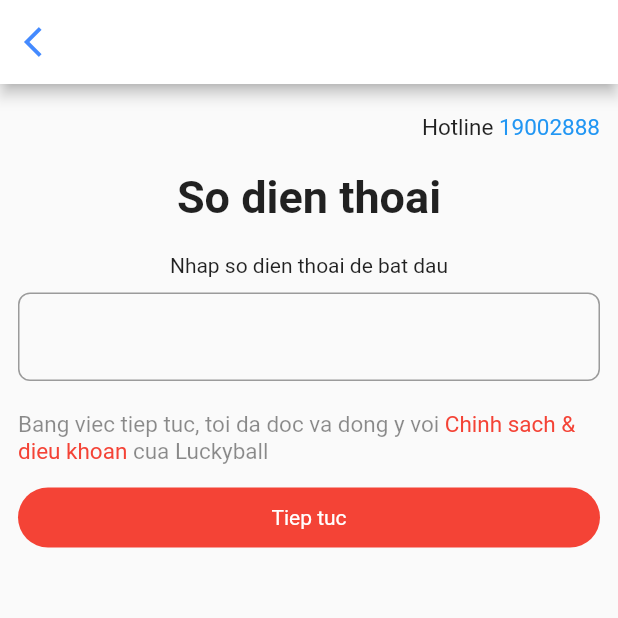
After one commit to rivai5698/flutterhw3, a Flutter app: the screen it shows after launch, after a tap on "Bai tap 1", on a phone screen of 412 x 824 dp, the top half of it. The commit adds this screen. Run offline on Flutter 3.47's test engine with Material 2 defaults, Android fonts, the phone set to English and light mode, and no system bars.

Commit message:
flutter hw3

```diff
--- a/lib/main.dart
+++ b/lib/main.dart
@@ -1,5 +1,6 @@
 import 'package:flutter/material.dart';
 import 'package:flutterhw3/module/edit_info_page.dart';
+import 'package:flutterhw3/module/login_page.dart';
 
 void main() {
   runApp(const MyApp());
@@ -25,92 +26,48 @@ class MyApp extends StatelessWidget {
         // is not restarted.
         primarySwatch: Colors.blue,
       ),
-      home: EditInfoPage(),
+      home: MyPageApp(),
     );
   }
 }
 
-class MyHomePage extends StatefulWidget {
-  const MyHomePage({Key? key, required this.title}) : super(key: key);
-
-  // This widget is the home page of your application. It is stateful, meaning
-  // that it has a State object (defined below) that contains fields that affect
-  // how it looks.
-
-  // This class is the configuration for the state. It holds the values (in this
-  // case the title) provided by the parent (in this case the App widget) and
-  // used by the build method of the State. Fields in a Widget subclass are
-  // always marked "final".
-
-  final String title;
-
-  @override
-  State<MyHomePage> createState() => _MyHomePageState();
-}
-
-class _MyHomePageState extends State<MyHomePage> {
-  int _counter = 0;
-
-  void _incrementCounter() {
-    setState(() {
-      // This call to setState tells the Flutter framework that something has
-      // changed in this State, which causes it to rerun the build method below
-      // so that the display can reflect the updated values. If we changed
-      // _counter without calling setState(), then the build method would not be
-      // called again, and so nothing would appear to happen.
-      _counter++;
-    });
-  }
+class MyPageApp extends StatelessWidget {
+  //const ({Key? key}) : super(key: key);
 
   @override
   Widget build(BuildContext context) {
-    // This method is rerun every time setState is called, for instance as done
-    // by the _incrementCounter method above.
-    //
-    // The Flutter framework has been optimized to make rerunning build methods
-    // fast, so that you can just rebuild anything that needs updating rather
-    // than having to individually change instances of widgets.
     return Scaffold(
-      appBar: AppBar(
-        // Here we take the value from the MyHomePage object that was created by
-        // the App.build method, and use it to set our appbar title.
-        title: Text(widget.title),
+      body: Center(
+      //  child: Expanded(
+      //    flex: 1,
+           child: Row(
+             mainAxisAlignment: MainAxisAlignment.center,
+             children: [
+               ElevatedButton(onPressed: () {
+                 Navigator.push(context,
+                   MaterialPageRoute(builder: (context) => LoginPage()),
+                 );
+               },
+                 child: const Text(
+                   "Bai tap 1",
+                 ),
+               )
+               ,const SizedBox(width: 10,),
+               ElevatedButton(onPressed: () {
+                 Navigator.push(context,
+                   MaterialPageRoute(builder: (context) => EditInfoPage()),
+                 );
+
+               },
+                 child: const Text(
+                   "Bai tap 2",
+                 ),
+               ),
+             ],
+           ),
+
+       // ),
       ),
-      body: Center(
-        // Center is a layout widget. It takes a single child and positions it
-        // in the middle of the parent.
-        child: Column(
-          // Column is also a layout widget. It takes a list of children and
-          // arranges them vertically. By default, it sizes itself to fit its
-          // children horizontally, and tries to be as tall as its parent.
-          //
-          // Invoke "debug painting" (press "p" in the console, choose the
-          // "Toggle Debug Paint" action from the Flutter Inspector in Android
-          // Studio, or the "Toggle Debug Paint" command in Visual Studio Code)
-          // to see the wireframe for each widget.
-          //
-          // Column has various properties to control how it sizes itself and
-          // how it positions its children. Here we use mainAxisAlignment to
-          // center the children vertically; the main axis here is the vertical
-          // axis because Columns are vertical (the cross axis would be
-          // horizontal).
-          mainAxisAlignment: MainAxisAlignment.center,
-          children: <Widget>[
-            const Text(
-              'You have pushed the button this many times:',
-            ),
-            Text(
-              '$_counter',
-              style: Theme.of(context).textTheme.headline4,
-            ),
-          ],
-        ),
-      ),
-      floatingActionButton: FloatingActionButton(
-        onPressed: _incrementCounter,
-        tooltip: 'Increment',
-        child: const Icon(Icons.add),
-      ), // This trailing comma makes auto-formatting nicer for build methods.
     );
   }
 }
--- a/lib/module/edit_info_page.dart
+++ b/lib/module/edit_info_page.dart
@@ -1,4 +1,5 @@
 import 'package:flutter/material.dart';
+import 'package:flutterhw3/main.dart';
 
 class EditInfoPage extends StatelessWidget {
 //  const ({Key? key}) : super(key: key);
@@ -26,7 +27,9 @@ class EditInfoPage extends StatelessWidget {
           ],
           leading: IconButton(
             icon: const Icon(Icons.arrow_back_ios, color: Colors.blueAccent),
-            onPressed: () {},
+            onPressed: () {
+              Navigator.push(context, MaterialPageRoute(builder: (context)=>MyPageApp()));
+            },
           ),
           //elevation: 10,
         ),
--- /dev/null
+++ b/lib/module/login_page.dart
@@ -0,0 +1,101 @@
+import 'package:flutter/material.dart';
+
+import '../main.dart';
+
+class LoginPage extends StatelessWidget {
+  const LoginPage({Key? key}) : super(key: key);
+
+  @override
+  Widget build(BuildContext context) {
+    return Scaffold(
+      body: Container(
+        child: Column(
+          children: [
+            AppBar(
+              backgroundColor: Colors.white,
+              leading: IconButton(
+                icon:
+                    const Icon(Icons.arrow_back_ios, color: Colors.blueAccent),
+                onPressed: () {
+                  Navigator.push(context,
+                      MaterialPageRoute(builder: (context) => MyPageApp()));
+                },
+              ),
+            ),
+            SizedBox(height: 20,),
+            Container(
+              margin: EdgeInsets.fromLTRB(12, 0, 12, 0),
+              child: Row(
+                mainAxisAlignment: MainAxisAlignment.end,
+                children: [
+                  Text(
+                    "Hotline ",
+                    style: TextStyle(fontSize: 15),
+                  ),
+                  Text(
+                    "19002888",
+                    style: TextStyle(color: Colors.blue, fontSize: 15),
+                  ),
+                ],
+              ),
+            ),
+            SizedBox(
+              height: 20,
+            ),
+            Text(
+              "So dien thoai",
+              style: TextStyle(fontSize: 30, fontWeight: FontWeight.bold),
+            ),
+            SizedBox(
+              height: 20,
+            ),
+            Text("Nhap so dien thoai de bat dau"),
+            SizedBox(
+              height: 10,
+            ),
+            Container(
+              margin: EdgeInsets.fromLTRB(12, 0, 12, 0),
+              child: TextField(
+                keyboardType: TextInputType.number,
+                decoration: InputDecoration(
+                    border: OutlineInputBorder(
+                  borderRadius: BorderRadius.circular(8.0),
+                )),
+              ),
+            ),
+            SizedBox(
+              height: 10,
+            ),
+            Container(
+              margin: EdgeInsets.fromLTRB(12, 10, 12, 0),
+              child: RichText(
+                  text: TextSpan(children: const <TextSpan>[
+                TextSpan(
+                    text: "Bang viec tiep tuc, toi da doc va dong y voi ",
+                    style: TextStyle(color: Colors.black45, fontSize: 15)),
+                TextSpan(
+                    text: "Chinh sach & dieu khoan ",
+                    style: TextStyle(color: Colors.red, fontSize: 15)),
+                TextSpan(
+                    text: "cua Luckyball",
+                    style: TextStyle(color: Colors.black45, fontSize: 15)),
+              ])),
+            ),
+            Container(
+              width: double.infinity,
+              margin: EdgeInsets.fromLTRB(12, 15, 12, 10),
+              padding: EdgeInsets.all(12),
+              decoration: BoxDecoration(
+                  borderRadius: BorderRadius.circular(20), color: Colors.red),
+              child: Text(
+                "Tiep tuc",
+                textAlign: TextAlign.center,
+                style: TextStyle(color: Colors.white),
+              ),
+            )
+          ],
+        ),
+      ),
+    );
+  }
+}
```
